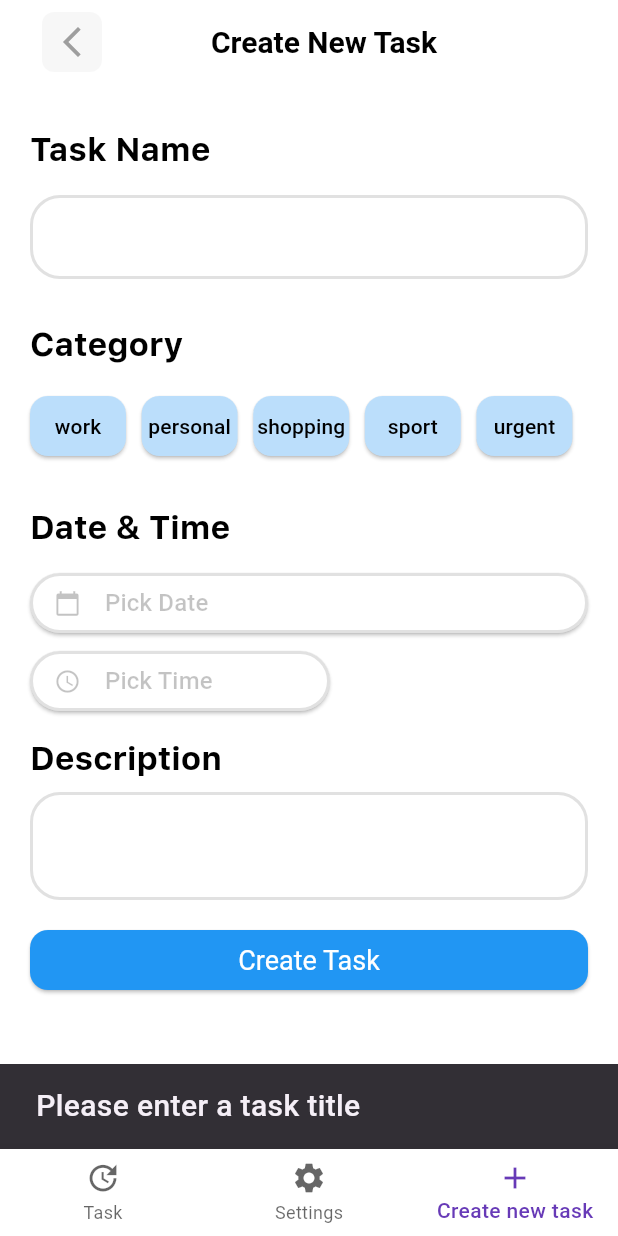
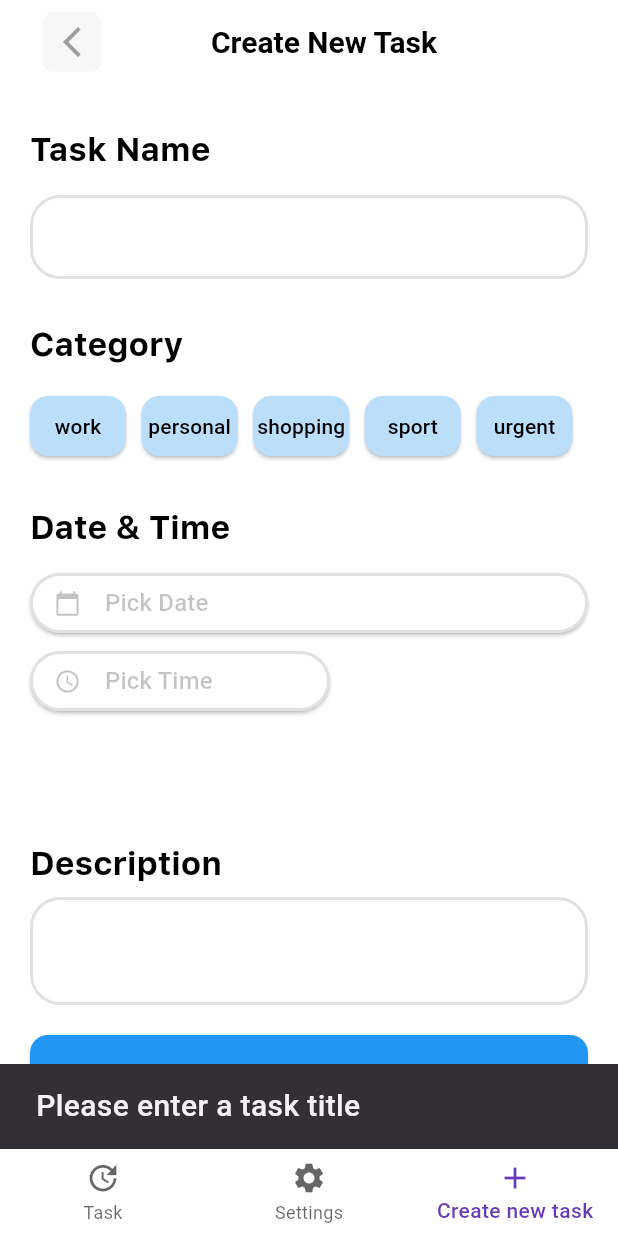
Before and after one commit to VitaliiKharlan/todo_app, a Flutter app: the screen it shows after launch, item 3 of the bottom bar chosen, after a tap on "Create Task", on a phone screen of 412 x 824 dp. Run offline on Flutter 3.47's test engine with Material 3 defaults, Android fonts, the phone set to English and light mode, and no system bars; our stand-ins replace auto_route, flutter_bloc, flutter_slidable, flutter_svg; project files that could hold a hidden picture were left out.

Commit message:
add fix bugs part 3

```diff
--- a/lib/features/create_new_task/bloc/tasks_event.dart
+++ b/lib/features/create_new_task/bloc/tasks_event.dart
@@ -3,10 +3,8 @@ part of 'tasks_bloc.dart';
 // @immutable
 sealed class TasksEvent {}
 
-// class LoadTasksEvent extends TasksEvent {}
-
-class LoadTasksEvent extends TasksEvent {
-  LoadTasksEvent(
+class AddTaskEvent extends TasksEvent {
+  AddTaskEvent(
     this.taskTitle,
     this.taskDescription,
     this.taskDeadline,
@@ -19,8 +17,8 @@ class LoadTasksEvent extends TasksEvent {
   final TaskType? taskType;
 }
 
-class DeleteTasksEvent extends TasksEvent {
-  DeleteTasksEvent(this.taskDelete);
+class DeleteTaskEvent extends TasksEvent {
+  DeleteTaskEvent(this.taskDelete);
 
   final Task taskDelete;
 }
--- a/lib/features/create_new_task/bloc/tasks_state.dart
+++ b/lib/features/create_new_task/bloc/tasks_state.dart
@@ -7,34 +7,26 @@ final class InitialTasksState extends TasksState {}
 
 class AddNewTaskLoadingState extends TasksState {}
 
-class LoadedTasksState extends TasksState {
-  LoadedTasksState(
+class TasksLoadedState extends TasksState {
+  TasksLoadedState(
     this.tasks,
   );
 
   final List<Task> tasks;
 }
 
-class LoadingFailureTasksState extends TasksState {
-  LoadingFailureTasksState(
+class TasksLoadingFailureState extends TasksState {
+  TasksLoadingFailureState(
     this.exception,
   );
 
   final Object? exception;
 }
 
-class DeletedTasksState extends TasksState {
-  DeletedTasksState(
-      this.tasksDelete,
-      );
-
-  final List<String> tasksDelete;
-}
-
-class DeletingFailureTasksState extends TasksState {
-  DeletingFailureTasksState(
-      this.exception,
-      );
+class TasksDeletingFailureState extends TasksState {
+  TasksDeletingFailureState(
+    this.exception,
+  );
 
   final Object? exception;
 }
--- a/lib/features/create_new_task/view/create_new_task_screen.dart
+++ b/lib/features/create_new_task/view/create_new_task_screen.dart
@@ -2,7 +2,6 @@ import 'package:flutter/material.dart';
 
 import 'package:auto_route/auto_route.dart';
 import 'package:flutter_bloc/flutter_bloc.dart';
-import 'package:flutter_svg/flutter_svg.dart';
 import 'package:intl/intl.dart';
 
 import 'package:todo_app/features/create_new_task/bloc/tasks_bloc.dart';
@@ -79,7 +78,7 @@ class _CreateNewTaskScreenState extends State<CreateNewTaskScreen> {
       return;
     }
 
-    bloc.add(LoadTasksEvent(
+    bloc.add(AddTaskEvent(
       taskTitle,
       taskDescription,
       taskDeadline,
@@ -100,7 +99,8 @@ class _CreateNewTaskScreenState extends State<CreateNewTaskScreen> {
     );
     if (picked != null && picked != _selectedDeadline) {
       setState(() {
-        _selectedDeadline = picked;
+        _selectedDeadline = picked.copyWith(
+            hour: _selectedDeadline?.hour, minute: _selectedDeadline?.minute);
       });
     }
   }
@@ -143,6 +143,7 @@ class _CreateNewTaskScreenState extends State<CreateNewTaskScreen> {
     final bloc = BlocProvider.of<TasksBloc>(context);
     return Scaffold(
       backgroundColor: Colors.white,
+      resizeToAvoidBottomInset: false,
       appBar: AppBar(
         backgroundColor: Colors.white,
         iconTheme: IconThemeData(color: Colors.black),
@@ -168,7 +169,6 @@ class _CreateNewTaskScreenState extends State<CreateNewTaskScreen> {
                       ),
                       onPressed: () {
                         AutoTabsRouter.of(context).setActiveIndex(0);
-                        // Navigator.pop(context);
                       },
                     ),
                   ),
@@ -192,15 +192,15 @@ class _CreateNewTaskScreenState extends State<CreateNewTaskScreen> {
           ],
         ),
       ),
-      body: CustomScrollView(
-        slivers: [
-          SliverToBoxAdapter(
-            child: Padding(
+      body: Padding(
         padding: const EdgeInsets.only(
           left: 20,
           top: 12,
           right: 20,
         ),
+        child: CustomScrollView(
+          slivers: [
+            SliverToBoxAdapter(
               child: Column(
                 mainAxisAlignment: MainAxisAlignment.start,
                 crossAxisAlignment: CrossAxisAlignment.start,
@@ -218,8 +218,8 @@ class _CreateNewTaskScreenState extends State<CreateNewTaskScreen> {
                     controller: _controllerTaskTitle,
                     decoration: InputDecoration(
                       enabledBorder: OutlineInputBorder(
-                        borderSide:
-                        BorderSide(color: Colors.grey.withAlpha(80), width: 2),
+                        borderSide: BorderSide(
+                            color: Colors.grey.withAlpha(80), width: 2),
                         borderRadius: BorderRadius.circular(20),
                       ),
                       focusedBorder: OutlineInputBorder(
@@ -248,7 +248,8 @@ class _CreateNewTaskScreenState extends State<CreateNewTaskScreen> {
                                 backgroundColor: _selectedTaskType == type
                                     ? Colors.blue
                                     : Colors.blue[100],
-                                padding: const EdgeInsets.symmetric(vertical: 10),
+                                padding:
+                                    const EdgeInsets.symmetric(vertical: 10),
                               ).copyWith(
                                 shape: WidgetStatePropertyAll(
                                   RoundedRectangleBorder(
@@ -314,9 +315,10 @@ class _CreateNewTaskScreenState extends State<CreateNewTaskScreen> {
                             ],
                           ),
                           style: ButtonStyle(
-                            backgroundColor: WidgetStatePropertyAll(Colors.white),
-                            foregroundColor:
-                            WidgetStatePropertyAll(Colors.black.withAlpha(60)),
+                            backgroundColor:
+                                WidgetStatePropertyAll(Colors.white),
+                            foregroundColor: WidgetStatePropertyAll(
+                                Colors.black.withAlpha(60)),
                             side: WidgetStatePropertyAll(
                               BorderSide(
                                 color: Colors.grey.withAlpha(80),
@@ -363,9 +365,10 @@ class _CreateNewTaskScreenState extends State<CreateNewTaskScreen> {
                             ],
                           ),
                           style: ButtonStyle(
-                            backgroundColor: WidgetStatePropertyAll(Colors.white),
-                            foregroundColor:
-                            WidgetStatePropertyAll(Colors.black.withAlpha(60)),
+                            backgroundColor:
+                                WidgetStatePropertyAll(Colors.white),
+                            foregroundColor: WidgetStatePropertyAll(
+                                Colors.black.withAlpha(60)),
                             side: WidgetStatePropertyAll(
                               BorderSide(
                                 color: Colors.grey.withAlpha(80),
@@ -382,6 +385,15 @@ class _CreateNewTaskScreenState extends State<CreateNewTaskScreen> {
                   //   Text('Selected Deadline: ${_selectedDeadline!.toLocal()}')
                   // ],
                   SizedBox(height: 20),
+                ],
+              ),
+            ),
+            SliverFillRemaining(
+              hasScrollBody: false,
+              child: Column(
+                mainAxisAlignment: MainAxisAlignment.end,
+                crossAxisAlignment: CrossAxisAlignment.start,
+                children: [
                   Text(
                     'Description',
                     style: AppTextStyle.appBar.copyWith(
@@ -400,8 +412,8 @@ class _CreateNewTaskScreenState extends State<CreateNewTaskScreen> {
                         horizontal: 8,
                       ),
                       enabledBorder: OutlineInputBorder(
-                        borderSide:
-                        BorderSide(color: Colors.grey.withAlpha(80), width: 2),
+                        borderSide: BorderSide(
+                            color: Colors.grey.withAlpha(80), width: 2),
                         borderRadius: BorderRadius.circular(20),
                       ),
                       focusedBorder: OutlineInputBorder(
@@ -411,8 +423,7 @@ class _CreateNewTaskScreenState extends State<CreateNewTaskScreen> {
                     ),
                   ),
                   SizedBox(height: 20),
-                  Container(
-                    padding: const EdgeInsets.only(bottom: 16),
+                  SizedBox(
                     width: double.infinity,
                     height: 56,
                     child: ElevatedButton(
@@ -431,12 +442,12 @@ class _CreateNewTaskScreenState extends State<CreateNewTaskScreen> {
                       child: Text('Create Task'),
                     ),
                   ),
+                  SizedBox(height: 20),
                 ],
               ),
             ),
+          ],
         ),
-        ],
-
       ),
     );
   }
@@ -481,18 +492,18 @@ extension TaskTypeExtension on TaskType {
     }
   }
 
-  Widget get icon {
+  String get iconPath {
     switch (this) {
       case TaskType.work:
-        return SvgPicture.asset(AppSvgImages.iconTaskTypeWork);
+        return AppSvgImages.iconTaskTypeWork;
       case TaskType.personal:
-        return SvgPicture.asset(AppSvgImages.iconTaskTypePersonal);
+        return AppSvgImages.iconTaskTypePersonal;
       case TaskType.shopping:
-        return SvgPicture.asset(AppSvgImages.iconTaskTypeShopping);
+        return AppSvgImages.iconTaskTypeShopping;
       case TaskType.sport:
-        return SvgPicture.asset(AppSvgImages.iconTaskTypeSport);
+        return AppSvgImages.iconTaskTypeSport;
       case TaskType.urgent:
-        return SvgPicture.asset(AppSvgImages.iconTaskTypeUrgent);
+        return AppSvgImages.iconTaskTypeUrgent;
     }
   }
 }
@@ -512,6 +523,10 @@ class Task {
   final DateTime? taskDeadline;
   final DateTime taskCreatedAt;
 
+  double get progress {
+    return 60;
+  }
+
   @override
   String toString() {
     return 'Task(title: $taskTitle)';
--- a/lib/features/task/view/task_screen.dart
+++ b/lib/features/task/view/task_screen.dart
@@ -55,7 +55,7 @@ class TaskScreen extends StatelessWidget {
             const SliverToBoxAdapter(child: SizedBox(height: 24)),
             BlocBuilder<TasksBloc, TasksState>(
               builder: (context, state) {
-                if (state is LoadedTasksState) {
+                if (state is TasksLoadedState) {
                   final tasks = state.tasks;
                   tasks.sort(
                       (a, b) => b.taskCreatedAt.compareTo(a.taskCreatedAt));
@@ -87,7 +87,7 @@ class TaskScreen extends StatelessWidget {
                                 onPressed: (_) {
                                   context
                                       .read<TasksBloc>()
-                                      .add(DeleteTasksEvent(deleteTask));
+                                      .add(DeleteTaskEvent(deleteTask));
                                 },
                                 backgroundColor: Colors.red,
                                 foregroundColor: Colors.white,
@@ -102,7 +102,7 @@ class TaskScreen extends StatelessWidget {
                         );
                       });
                 }
-                if (state is DeletingFailureTasksState) {
+                if (state is TasksDeletingFailureState) {
                   return SliverFillRemaining(
                     child: Center(
                       child: Text(
--- a/lib/ui/widgets/task_list_card.dart
+++ b/lib/features/task/widgets/task_list_card.dart
@@ -9,7 +9,7 @@ import 'package:intl/intl.dart';
 import 'package:todo_app/features/create_new_task/bloc/tasks_bloc.dart';
 import 'package:todo_app/features/create_new_task/create_new_task.dart';
 import 'package:todo_app/router/router.dart';
-import 'base_container.dart';
+import '../../../ui/widgets/base_container.dart';
 
 class TaskListCard extends StatefulWidget {
   const TaskListCard({
@@ -59,7 +59,7 @@ class _TaskListCardState extends State<TaskListCard> {
           TaskDetailsRoute(
             task: widget.task,
             onDelete: (task) {
-              context.read<TasksBloc>().add(DeleteTasksEvent(task));
+              context.read<TasksBloc>().add(DeleteTaskEvent(task));
               context.router.maybePop();
             },
           ),
--- a/lib/ui/widgets/widgets.dart
+++ b/lib/ui/widgets/widgets.dart
@@ -1,2 +1,2 @@
 export 'base_container.dart';
-export 'task_list_card.dart';
+export '../../features/task/widgets/task_list_card.dart';
```
Also changed, not shown: lib/features/create_new_task/bloc/tasks_bloc.dart (+11 -11 lines), lib/features/task_details/view/task_details_screen.dart (renamed from lib/features/task_derails/view/task_details_screen.dart, +9 -5 lines), lib/features/task_details/widgets/in_progress_indicator.dart (renamed from lib/features/task_derails/widgets/in_progress_indicator.dart, +8 -6 lines), lib/router/router.dart (+4 -5 lines), Screenshot_20250214_173126.png (added), lib/features/task_details/task_details.dart (renamed from lib/features/task_derails/task_details.dart), lib/features/task_details/view/view.dart (renamed from lib/features/task_derails/view/view.dart), lib/features/task_details/widgets/widgets.dart (renamed from lib/features/task_derails/widgets/widgets.dart). Lines whose indentation alone changed are shown as unchanged.
